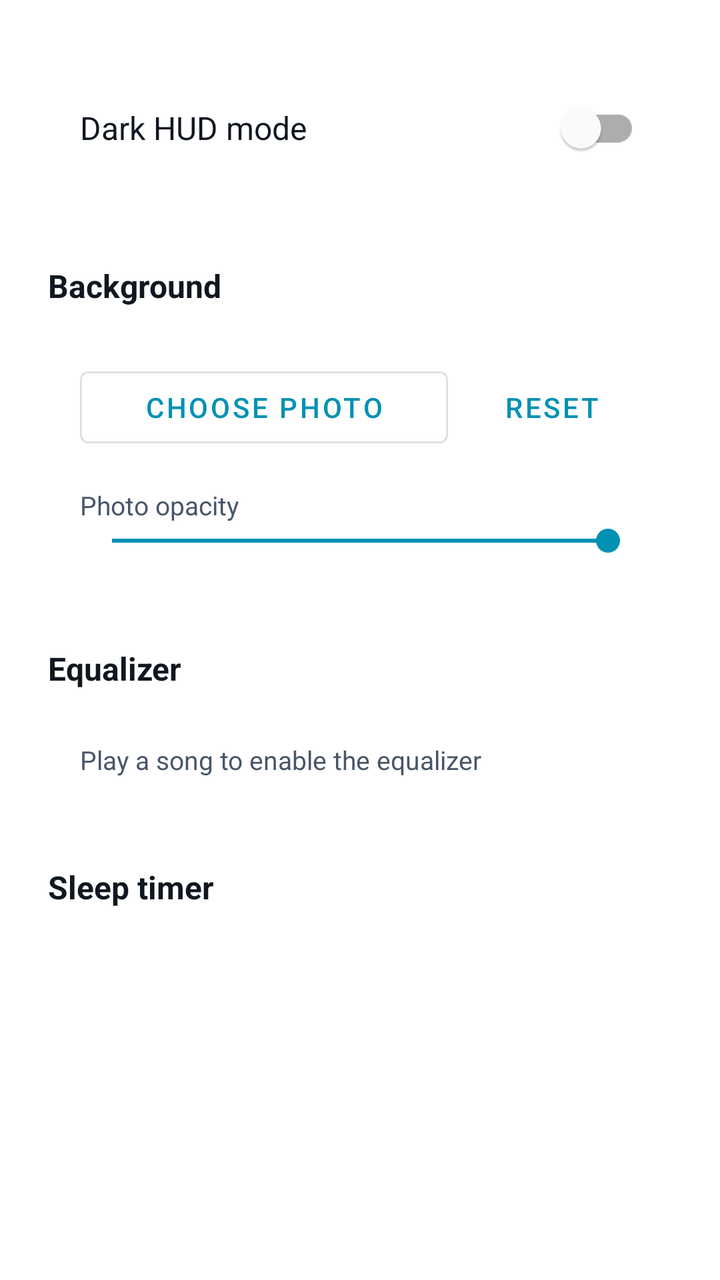
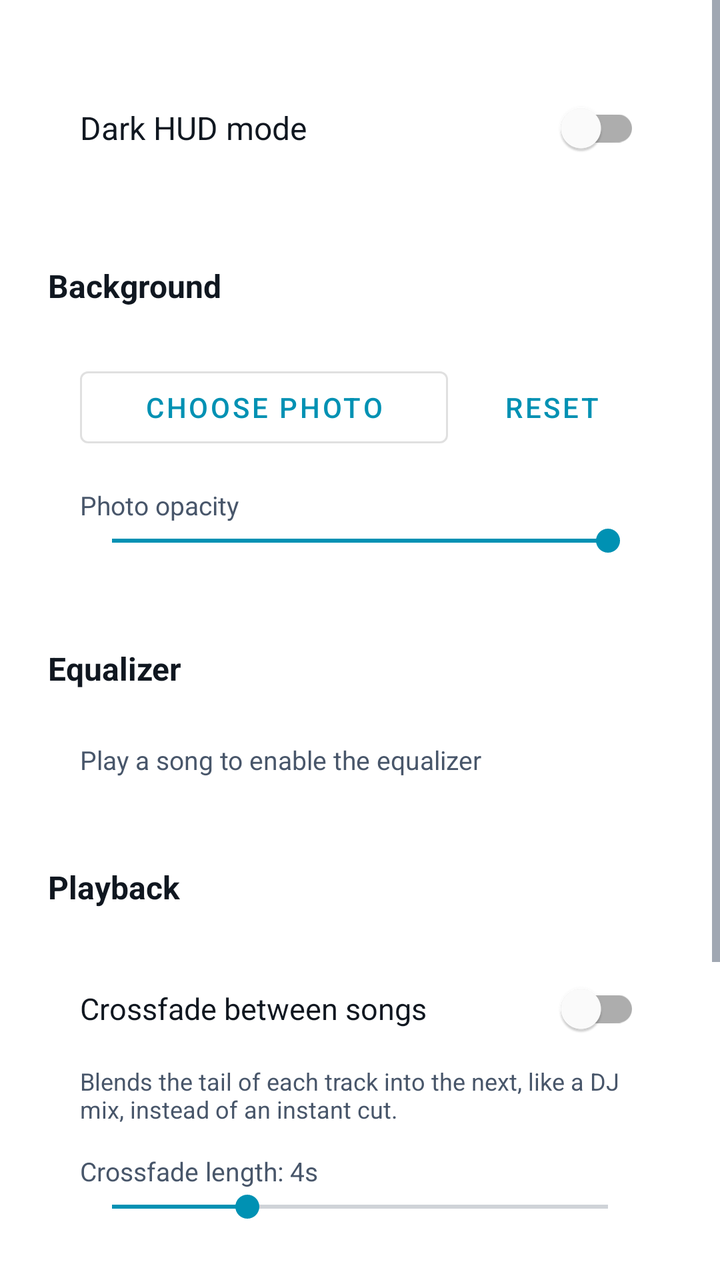

An Android layout rendered at two revisions. The XML below is the earlier revision; the diff shows what the commit changed to produce the second picture.
<!-- AndroidManifest.xml: application theme Theme.MediaPrayer -->
<!-- res/layout/fragment_signal.xml -->
<?xml version="1.0" encoding="utf-8"?>
<ScrollView xmlns:android="http://schemas.android.com/apk/res/android"
    android:layout_width="match_parent"
    android:layout_height="match_parent">

    <LinearLayout
        android:layout_width="match_parent"
        android:layout_height="wrap_content"
        android:orientation="vertical"
        android:padding="24dp">

        <LinearLayout
            android:layout_width="match_parent"
            android:layout_height="wrap_content"
            android:orientation="horizontal"
            android:background="@drawable/bg_card"
            android:padding="16dp"
            android:gravity="center_vertical">

            <TextView
                android:layout_width="0dp"
                android:layout_height="wrap_content"
                android:layout_weight="1"
                android:text="Dark HUD mode"
                android:textColor="@color/text_primary"
                android:textSize="16sp" />

            <com.google.android.material.switchmaterial.SwitchMaterial
                android:id="@+id/theme_switch"
                android:layout_width="wrap_content"
                android:layout_height="wrap_content" />
        </LinearLayout>

        <TextView
            android:layout_width="match_parent"
            android:layout_height="wrap_content"
            android:layout_marginTop="28dp"
            android:text="Background"
            android:textColor="@color/text_primary"
            android:textSize="16sp"
            android:textStyle="bold" />

        <LinearLayout
            android:layout_width="match_parent"
            android:layout_height="wrap_content"
            android:orientation="vertical"
            android:background="@drawable/bg_card"
            android:padding="16dp"
            android:layout_marginTop="10dp">

            <LinearLayout
                android:layout_width="match_parent"
                android:layout_height="wrap_content"
                android:orientation="horizontal">

                <com.google.android.material.button.MaterialButton
                    android:id="@+id/btn_choose_photo"
                    android:layout_width="0dp"
                    android:layout_height="wrap_content"
                    android:layout_weight="1"
                    android:text="Choose photo"
                    style="@style/Widget.MaterialComponents.Button.OutlinedButton" />

                <com.google.android.material.button.MaterialButton
                    android:id="@+id/btn_clear_photo"
                    android:layout_width="wrap_content"
                    android:layout_height="wrap_content"
                    android:layout_marginStart="8dp"
                    android:text="Reset"
                    style="@style/Widget.MaterialComponents.Button.TextButton" />
            </LinearLayout>

            <TextView
                android:layout_width="match_parent"
                android:layout_height="wrap_content"
                android:layout_marginTop="16dp"
                android:text="Photo opacity"
                android:textColor="@color/text_secondary"
                android:textSize="13sp" />

            <SeekBar
                android:id="@+id/opacity_slider"
                android:layout_width="match_parent"
                android:layout_height="wrap_content"
                android:max="100"
                android:progress="100"
                android:progressTint="@color/accent_cyan"
                android:thumbTint="@color/accent_cyan" />

        </LinearLayout>

        <TextView
            android:layout_width="match_parent"
            android:layout_height="wrap_content"
            android:layout_marginTop="28dp"
            android:text="Equalizer"
            android:textColor="@color/text_primary"
            android:textSize="16sp"
            android:textStyle="bold" />

        <LinearLayout
            android:id="@+id/equalizer_container"
            android:layout_width="match_parent"
            android:layout_height="wrap_content"
            android:orientation="vertical"
            android:background="@drawable/bg_card"
            android:padding="16dp"
            android:layout_marginTop="10dp">

            <TextView
                android:id="@+id/equalizer_status"
                android:layout_width="match_parent"
                android:layout_height="wrap_content"
                android:text="Play a song to enable the equalizer"
                android:textColor="@color/text_secondary"
                android:textSize="13sp" />

        </LinearLayout>

        <TextView
            android:layout_width="match_parent"
            android:layout_height="wrap_content"
            android:layout_marginTop="28dp"
            android:text="Sleep timer"
            android:textColor="@color/text_primary"
            android:textSize="16sp"
            android:textStyle="bold" />

        <com.google.android.material.chip.ChipGroup
            android:id="@+id/sleep_timer_group"
            android:layout_width="match_parent"
            android:layout_height="wrap_content"
            android:layout_marginTop="10dp" />

    </LinearLayout>
</ScrollView>
<!-- resources referenced by this layout -->
<resources>
  <color name="accent_cyan">#0091B3</color>
  <color name="text_primary">#101720</color>
  <color name="text_secondary">#48566A</color>
  <!-- drawable bg_card (drawable) -->
  <?xml version="1.0" encoding="utf-8"?>
  <shape xmlns:android="http://schemas.android.com/apk/res/android" android:shape="rectangle">
      <gradient
          android:type="linear"
          android:angle="90"
          android:startColor="#20FFFFFF"
          android:endColor="@color/surface_card" />
      <corners android:radius="18dp" />
      <stroke android:width="1dp" android:color="@color/divider" />
  </shape>
  <style name="Theme.MediaPrayer" parent="Theme.MaterialComponents.DayNight.NoActionBar">
          <item name="colorPrimary">@color/accent_cyan</item>
          <item name="colorPrimaryDark">@color/bg_base</item>
          <item name="colorAccent">@color/accent_violet</item>
          <item name="android:windowBackground">@android:color/transparent</item>
          <item name="android:statusBarColor">@color/bg_base</item>
          <item name="android:navigationBarColor">@color/bg_base</item>
          <item name="android:textColorPrimary">@color/text_primary</item>
          <item name="android:textColorSecondary">@color/text_secondary</item>
      </style>
  <color name="surface_card">#B3FFFFFF</color>
  <color name="divider">#66FFFFFF</color>
  <color name="bg_base">#EDF2F7</color>
  <color name="accent_violet">#5B3DE0</color>
</resources>

<!-- the commit's change to res/layout/fragment_signal.xml (unified diff, before → after) -->
@@ -121,6 +121,105 @@
             android:layout_width="match_parent"
             android:layout_height="wrap_content"
             android:layout_marginTop="28dp"
+            android:text="Playback"
+            android:textColor="@color/text_primary"
+            android:textSize="16sp"
+            android:textStyle="bold" />
+
+        <LinearLayout
+            android:layout_width="match_parent"
+            android:layout_height="wrap_content"
+            android:orientation="vertical"
+            android:background="@drawable/bg_card"
+            android:padding="16dp"
+            android:layout_marginTop="10dp">
+
+            <LinearLayout
+                android:layout_width="match_parent"
+                android:layout_height="wrap_content"
+                android:orientation="horizontal"
+                android:gravity="center_vertical">
+
+                <TextView
+                    android:layout_width="0dp"
+                    android:layout_height="wrap_content"
+                    android:layout_weight="1"
+                    android:text="Crossfade between songs"
+                    android:textColor="@color/text_primary"
+                    android:textSize="15sp" />
+
+                <com.google.android.material.switchmaterial.SwitchMaterial
+                    android:id="@+id/crossfade_switch"
+                    android:layout_width="wrap_content"
+                    android:layout_height="wrap_content" />
+            </LinearLayout>
+
+            <TextView
+                android:layout_width="match_parent"
+                android:layout_height="wrap_content"
+                android:layout_marginTop="4dp"
+                android:text="Blends the tail of each track into the next, like a DJ mix, instead of an instant cut."
+                android:textColor="@color/text_secondary"
+                android:textSize="12sp" />
+
+            <TextView
+                android:id="@+id/crossfade_length_label"
+                android:layout_width="match_parent"
+                android:layout_height="wrap_content"
+                android:layout_marginTop="14dp"
+                android:text="Crossfade length: 4s"
+                android:textColor="@color/text_secondary"
+                android:textSize="13sp" />
+
+            <SeekBar
+                android:id="@+id/crossfade_length_slider"
+                android:layout_width="match_parent"
+                android:layout_height="wrap_content"
+                android:max="11"
+                android:progress="3"
+                android:progressTint="@color/accent_cyan"
+                android:thumbTint="@color/accent_cyan" />
+
+            <View
+                android:layout_width="match_parent"
+                android:layout_height="1dp"
+                android:layout_marginVertical="14dp"
+                android:background="@color/divider" />
+
+            <LinearLayout
+                android:layout_width="match_parent"
+                android:layout_height="wrap_content"
+                android:orientation="horizontal"
+                android:gravity="center_vertical">
+
+                <TextView
+                    android:layout_width="0dp"
+                    android:layout_height="wrap_content"
+                    android:layout_weight="1"
+                    android:text="Volume Normalization"
+                    android:textColor="@color/text_primary"
+                    android:textSize="15sp" />
+
+                <com.google.android.material.switchmaterial.SwitchMaterial
+                    android:id="@+id/normalization_switch"
+                    android:layout_width="wrap_content"
+                    android:layout_height="wrap_content" />
+            </LinearLayout>
+
+            <TextView
+                android:layout_width="match_parent"
+                android:layout_height="wrap_content"
+                android:layout_marginTop="4dp"
+                android:text="Evens out volume between tracks using embedded ReplayGain tags (from tools like Mp3Gain or foobar2000). Tracks without a tag play at normal volume."
+                android:textColor="@color/text_secondary"
+                android:textSize="12sp" />
+
+        </LinearLayout>
+
+        <TextView
+            android:layout_width="match_parent"
+            android:layout_height="wrap_content"
+            android:layout_marginTop="28dp"
             android:text="Sleep timer"
             android:textColor="@color/text_primary"
             android:textSize="16sp"
